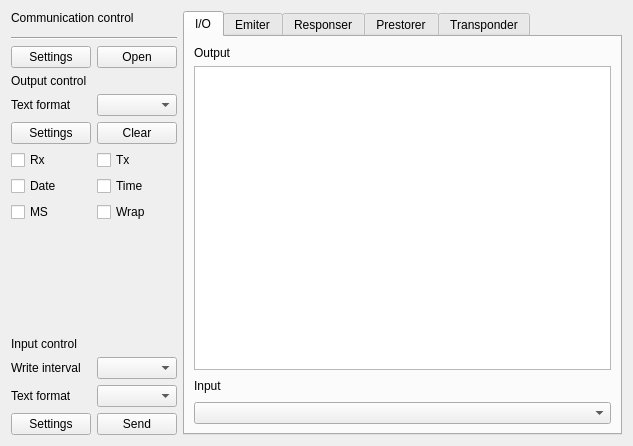
This is src/toolboxui/base/SAKToolBoxUi.ui in x-tools-author/x-tools as Qt 5 draws it before an edit. The edited form follows.
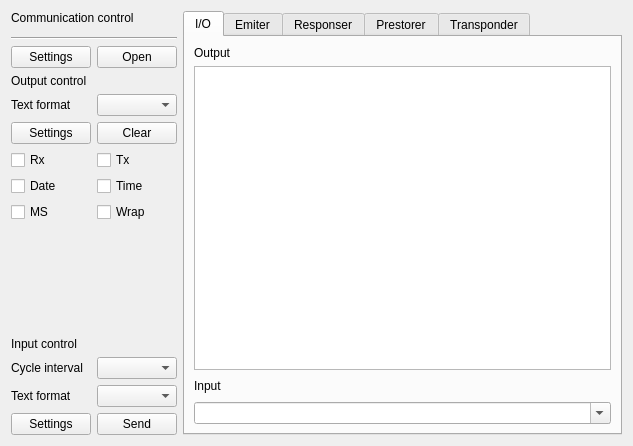
This is the edited form.

What changed in the file:
```diff
--- a/src/toolboxui/base/SAKToolBoxUi.ui
+++ b/src/toolboxui/base/SAKToolBoxUi.ui
@@ -48,6 +48,9 @@
            <verstretch>0</verstretch>
           </sizepolicy>
          </property>
+         <property name="editable">
+          <bool>true</bool>
+         </property>
         </widget>
        </item>
        <item row="2" column="2">
@@ -164,7 +167,7 @@
       <item row="12" column="0">
        <widget class="QLabel" name="label_5">
         <property name="text">
-         <string>Write interval</string>
+         <string>Cycle interval</string>
         </property>
        </widget>
       </item>
```
Left out of the diff: 6 changed lines with no effect on the pictures.
